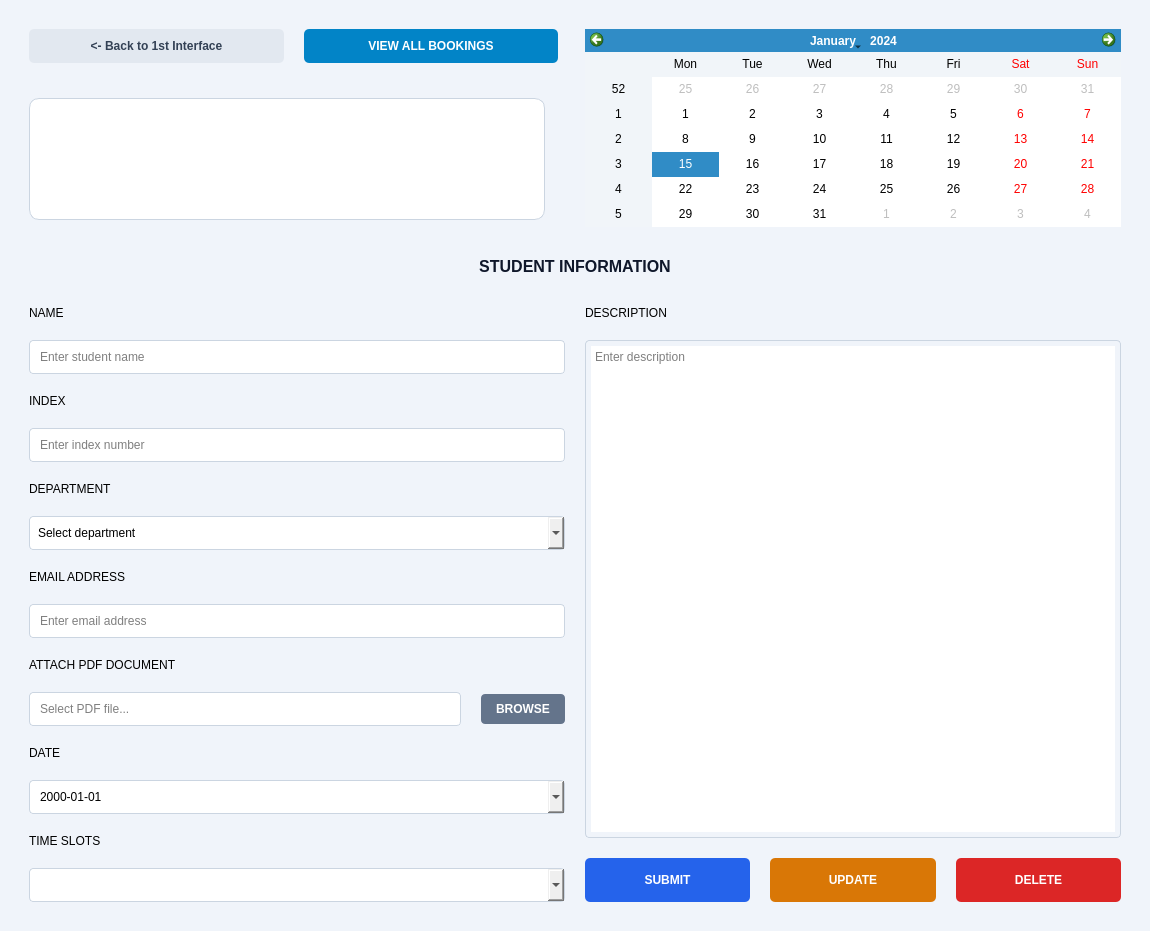
The window that mainwindow.ui (PPAS-Rashmika/SYNCLAB-Centralized-Workshop-Laboratory-Allocation-Platform) describes before a commit, drawn with Qt 5.
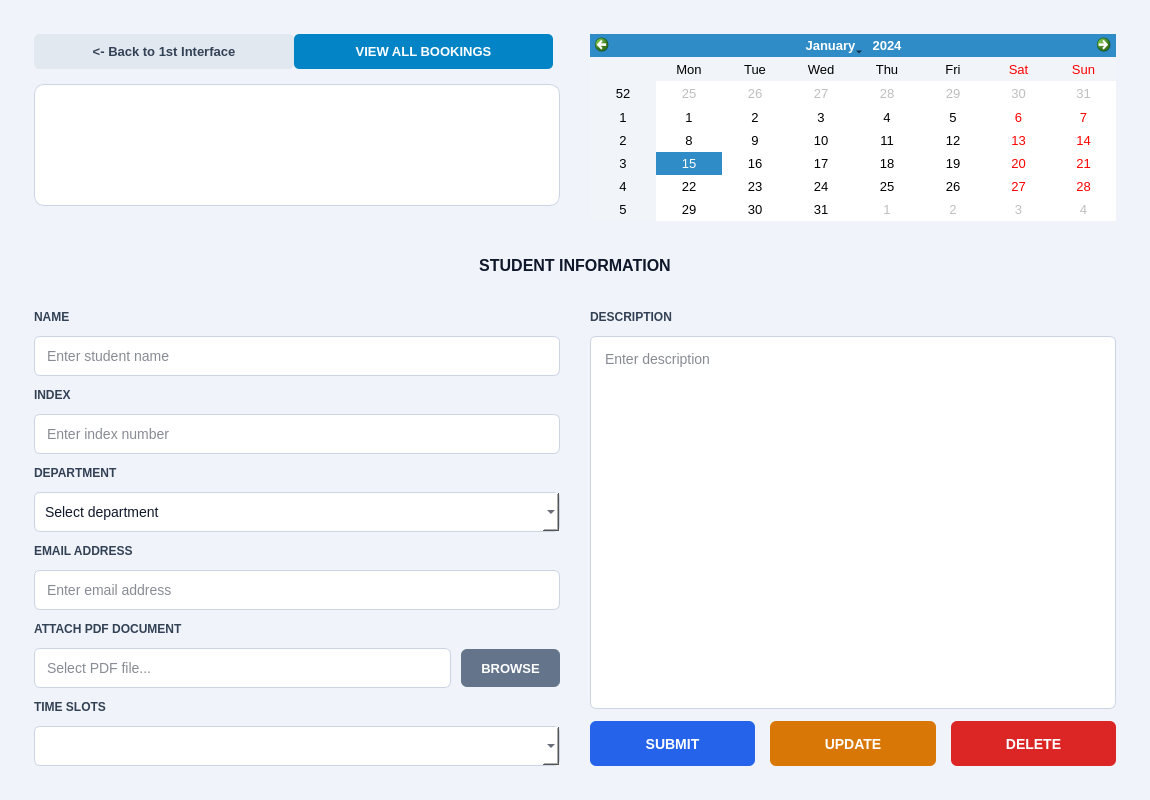
The same window after the commit. The open tabs and pages were chosen to show the change.

```diff
--- a/mainwindow.ui
+++ b/mainwindow.ui
@@ -83,12 +83,12 @@
       </widget>
       <widget class="QWidget" name="page2">
        <layout class="QGridLayout" name="gridLayout_2">
-        <property name="horizontalSpacing"><number>20</number></property>
+        <property name="horizontalSpacing"><number>30</number></property>
         <property name="verticalSpacing"><number>20</number></property>
-        <property name="leftMargin"><number>20</number></property>
-        <property name="topMargin"><number>20</number></property>
-        <property name="rightMargin"><number>20</number></property>
-        <property name="bottomMargin"><number>20</number></property>
+        <property name="leftMargin"><number>25</number></property>
+        <property name="topMargin"><number>25</number></property>
+        <property name="rightMargin"><number>25</number></property>
+        <property name="bottomMargin"><number>25</number></property>
         <item row="0" column="0" alignment="Qt::AlignTop">
          <layout class="QVBoxLayout" name="topLeftLayout">
           <item>
@@ -96,13 +96,13 @@
             <item alignment="Qt::AlignTop">
              <widget class="QPushButton" name="backBtn">
               <property name="text"><string>&lt;- Back to 1st Interface</string></property>
-              <property name="styleSheet"><string>padding: 10px 15px; background-color: #E2E8F0; color: #334155; border-radius: 5px; font-weight: bold;</string></property>
+              <property name="styleSheet"><string>padding: 10px 15px; background-color: #E2E8F0; color: #334155; border-radius: 5px; font-weight: bold; font-size: 13px;</string></property>
              </widget>
             </item>
             <item alignment="Qt::AlignTop">
              <widget class="QPushButton" name="viewRecordsBtn">
               <property name="text"><string>VIEW ALL BOOKINGS</string></property>
-              <property name="styleSheet"><string>padding: 10px 15px; background-color: #0284C7; color: white; border-radius: 5px; font-weight: bold;</string></property>
+              <property name="styleSheet"><string>padding: 10px 15px; background-color: #0284C7; color: white; border-radius: 5px; font-weight: bold; font-size: 13px;</string></property>
              </widget>
             </item>
             <item>
@@ -114,7 +114,7 @@
           </item>
           <item>
            <widget class="QFrame" name="infoCard">
-            <property name="styleSheet"><string>QFrame { background-color: #FFFFFF; border-radius: 10px; border: 1px solid #CBD5E1; margin-top: 15px; margin-right: 20px; }</string></property>
+            <property name="styleSheet"><string>QFrame { background-color: #FFFFFF; border-radius: 10px; border: 1px solid #CBD5E1; margin-top: 15px; }</string></property>
             <layout class="QHBoxLayout" name="horizontalLayout_info">
              <property name="spacing"><number>15</number></property>
              <property name="leftMargin"><number>15</number></property>
@@ -167,48 +167,52 @@
             <verstretch>0</verstretch>
            </sizepolicy>
           </property>
-          <property name="styleSheet"><string>QCalendarWidget QWidget { alternate-background-color: #F1F5F9; }</string></property>
+          <property name="styleSheet"><string>QCalendarWidget QWidget { alternate-background-color: #F1F5F9; font-size: 13px; }</string></property>
          </widget>
         </item>
         <item row="1" column="0" colspan="2">
          <widget class="QLabel" name="formHeader">
           <property name="text"><string>STUDENT INFORMATION</string></property>
           <property name="alignment"><set>Qt::AlignCenter</set></property>
-          <property name="styleSheet"><string>font-size: 16px; font-weight: bold; color: #0F172A; margin-top: 10px; margin-bottom: 10px; text-transform: uppercase;</string></property>
+          <property name="styleSheet"><string>font-size: 16px; font-weight: bold; color: #0F172A; margin-top: 15px; margin-bottom: 15px; text-transform: uppercase;</string></property>
          </widget>
         </item>
         <item row="2" column="0">
          <layout class="QVBoxLayout" name="leftForm">
+          <property name="spacing"><number>12</number></property>
           <item>
            <widget class="QLabel" name="label">
             <property name="text"><string>NAME</string></property>
+            <property name="styleSheet"><string>font-size: 12px; font-weight: bold; color: #334155;</string></property>
            </widget>
           </item>
           <item>
            <widget class="QLineEdit" name="nameInput">
-            <property name="styleSheet"><string>padding: 8px; border: 1px solid #CBD5E1; border-radius: 4px;</string></property>
+            <property name="styleSheet"><string>padding: 0px 10px; min-height: 38px; border: 1px solid #CBD5E1; border-radius: 6px; font-size: 14px; background-color: #FFFFFF; color: #0F172A;</string></property>
             <property name="placeholderText"><string>Enter student name</string></property>
            </widget>
           </item>
           <item>
            <widget class="QLabel" name="label_2">
             <property name="text"><string>INDEX</string></property>
+            <property name="styleSheet"><string>font-size: 12px; font-weight: bold; color: #334155;</string></property>
            </widget>
           </item>
           <item>
            <widget class="QLineEdit" name="indexInput">
-            <property name="styleSheet"><string>padding: 8px; border: 1px solid #CBD5E1; border-radius: 4px;</string></property>
+            <property name="styleSheet"><string>padding: 0px 10px; min-height: 38px; border: 1px solid #CBD5E1; border-radius: 6px; font-size: 14px; background-color: #FFFFFF; color: #0F172A;</string></property>
             <property name="placeholderText"><string>Enter index number</string></property>
            </widget>
           </item>
           <item>
            <widget class="QLabel" name="label_3">
             <property name="text"><string>DEPARTMENT</string></property>
+            <property name="styleSheet"><string>font-size: 12px; font-weight: bold; color: #334155;</string></property>
            </widget>
           </item>
           <item>
            <widget class="QComboBox" name="deptInput">
-            <property name="styleSheet"><string>padding: 8px; border: 1px solid #CBD5E1; border-radius: 4px;</string></property>
+            <property name="styleSheet"><string>padding: 0px 10px; min-height: 38px; border: 1px solid #CBD5E1; border-radius: 6px; font-size: 14px; background-color: #FFFFFF; color: #0F172A;</string></property>
             <item>
              <property name="text"><string>Select department</string></property>
             </item>
@@ -226,65 +230,59 @@
           <item>
            <widget class="QLabel" name="label_email">
             <property name="text"><string>EMAIL ADDRESS</string></property>
+            <property name="styleSheet"><string>font-size: 12px; font-weight: bold; color: #334155;</string></property>
            </widget>
           </item>
           <item>
            <widget class="QLineEdit" name="emailInput">
-            <property name="styleSheet"><string>padding: 8px; border: 1px solid #CBD5E1; border-radius: 4px;</string></property>
+            <property name="styleSheet"><string>padding: 0px 10px; min-height: 38px; border: 1px solid #CBD5E1; border-radius: 6px; font-size: 14px; background-color: #FFFFFF; color: #0F172A;</string></property>
             <property name="placeholderText"><string>Enter email address</string></property>
            </widget>
           </item>
           <item>
            <widget class="QLabel" name="label_pdf">
             <property name="text"><string>ATTACH PDF DOCUMENT</string></property>
+            <property name="styleSheet"><string>font-size: 12px; font-weight: bold; color: #334155;</string></property>
            </widget>
           </item>
           <item>
            <layout class="QHBoxLayout" name="pdfLayout">
+            <property name="spacing"><number>10</number></property>
             <item>
              <widget class="QLineEdit" name="pdfInput">
-              <property name="styleSheet"><string>padding: 8px; border: 1px solid #CBD5E1; border-radius: 4px;</string></property>
+              <property name="styleSheet"><string>padding: 0px 10px; min-height: 38px; border: 1px solid #CBD5E1; border-radius: 6px; font-size: 14px; background-color: #FFFFFF; color: #0F172A;</string></property>
               <property name="readOnly"><bool>true</bool></property>
               <property name="placeholderText"><string>Select PDF file...</string></property>
              </widget>
             </item>
             <item>
              <widget class="QPushButton" name="browsePdfBtn">
-              <property name="styleSheet"><string>padding: 8px 15px; background-color: #64748B; color: white; border-radius: 4px; font-weight: bold;</string></property>
+              <property name="styleSheet"><string>padding: 0px 20px; min-height: 38px; background-color: #64748B; color: white; border-radius: 6px; font-weight: bold; font-size: 13px;</string></property>
               <property name="text"><string>BROWSE</string></property>
              </widget>
             </item>
            </layout>
           </item>
-          <item>
-           <widget class="QLabel" name="label_4">
-            <property name="text"><string>DATE</string></property>
-           </widget>
-          </item>
-          <item>
-           <widget class="QDateEdit" name="dateInput">
-            <property name="styleSheet"><string>padding: 8px; border: 1px solid #CBD5E1; border-radius: 4px;</string></property>
-            <property name="displayFormat"><string>yyyy-MM-dd</string></property>
-            <property name="calendarPopup"><bool>true</bool></property>
-           </widget>
-          </item>
           <item>
            <widget class="QLabel" name="label_5">
             <property name="text"><string>TIME SLOTS</string></property>
+            <property name="styleSheet"><string>font-size: 12px; font-weight: bold; color: #334155;</string></property>
            </widget>
           </item>
           <item>
            <widget class="QComboBox" name="timeSlotInput">
-            <property name="styleSheet"><string>padding: 8px; border: 1px solid #CBD5E1; border-radius: 4px;</string></property>
+            <property name="styleSheet"><string>QComboBox { padding: 0px 10px; min-height: 38px; border: 1px solid #CBD5E1; border-radius: 6px; font-size: 14px; background-color: #FFFFFF; color: #0F172A; }</string></property>
            </widget>
           </item>
          </layout>
         </item>
         <item row="2" column="1">
          <layout class="QVBoxLayout" name="rightForm">
+          <property name="spacing"><number>12</number></property>
           <item>
            <widget class="QLabel" name="label_6">
             <property name="text"><string>DESCRIPTION</string></property>
+            <property name="styleSheet"><string>font-size: 12px; font-weight: bold; color: #334155;</string></property>
            </widget>
           </item>
           <item>
@@ -295,27 +293,28 @@
               <verstretch>0</verstretch>
              </sizepolicy>
             </property>
-            <property name="styleSheet"><string>border: 1px solid #CBD5E1; border-radius: 4px; padding: 5px;</string></property>
+            <property name="styleSheet"><string>border: 1px solid #CBD5E1; border-radius: 6px; padding: 10px; font-size: 14px; background-color: #FFFFFF; color: #0F172A;</string></property>
             <property name="placeholderText"><string>Enter description</string></property>
            </widget>
           </item>
           <item>
            <layout class="QHBoxLayout" name="actionButtonsLayout">
+            <property name="spacing"><number>15</number></property>
             <item>
              <widget class="QPushButton" name="submitBtn">
-              <property name="styleSheet"><string>background-color: #2563EB; color: white; padding: 15px; border-radius: 5px; font-weight: bold;</string></property>
+              <property name="styleSheet"><string>background-color: #2563EB; color: white; padding: 0px; min-height: 45px; border-radius: 6px; font-weight: bold; font-size: 14px;</string></property>
               <property name="text"><string>SUBMIT</string></property>
              </widget>
             </item>
             <item>
              <widget class="QPushButton" name="updateBtn">
-              <property name="styleSheet"><string>background-color: #D97706; color: white; padding: 15px; border-radius: 5px; font-weight: bold;</string></property>
+              <property name="styleSheet"><string>background-color: #D97706; color: white; padding: 0px; min-height: 45px; border-radius: 6px; font-weight: bold; font-size: 14px;</string></property>
               <property name="text"><string>UPDATE</string></property>
              </widget>
             </item>
             <item>
              <widget class="QPushButton" name="deleteBtn">
-              <property name="styleSheet"><string>background-color: #DC2626; color: white; padding: 15px; border-radius: 5px; font-weight: bold;</string></property>
+              <property name="styleSheet"><string>background-color: #DC2626; color: white; padding: 0px; min-height: 45px; border-radius: 6px; font-weight: bold; font-size: 14px;</string></property>
               <property name="text"><string>DELETE</string></property>
              </widget>
             </item>
```
